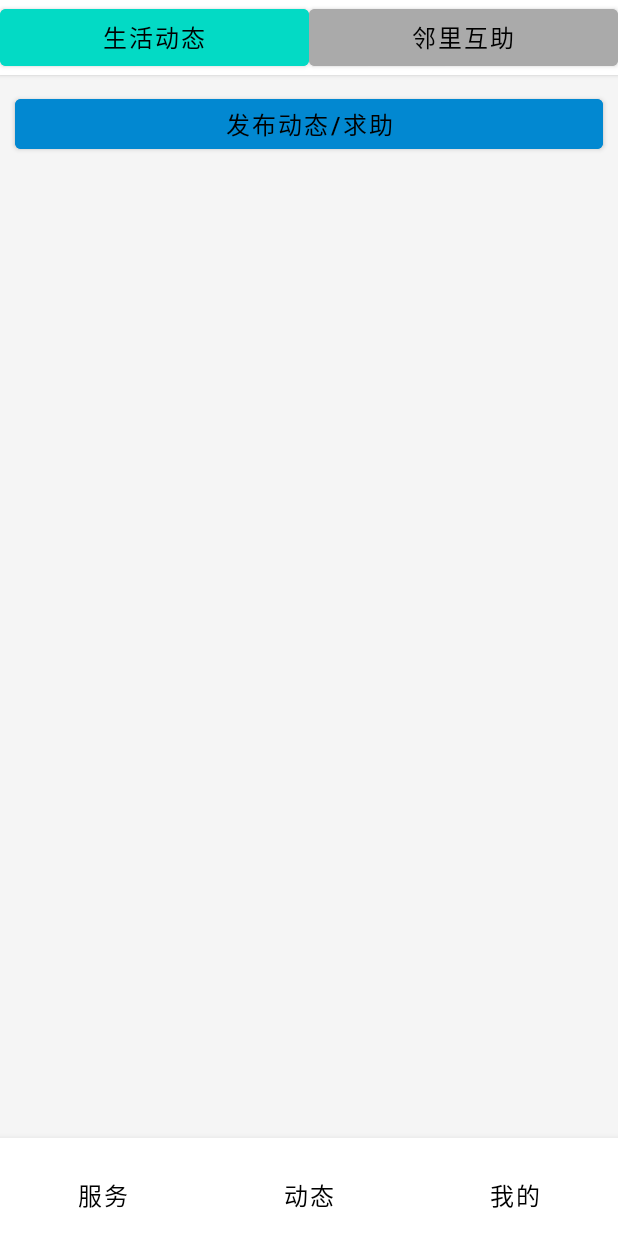
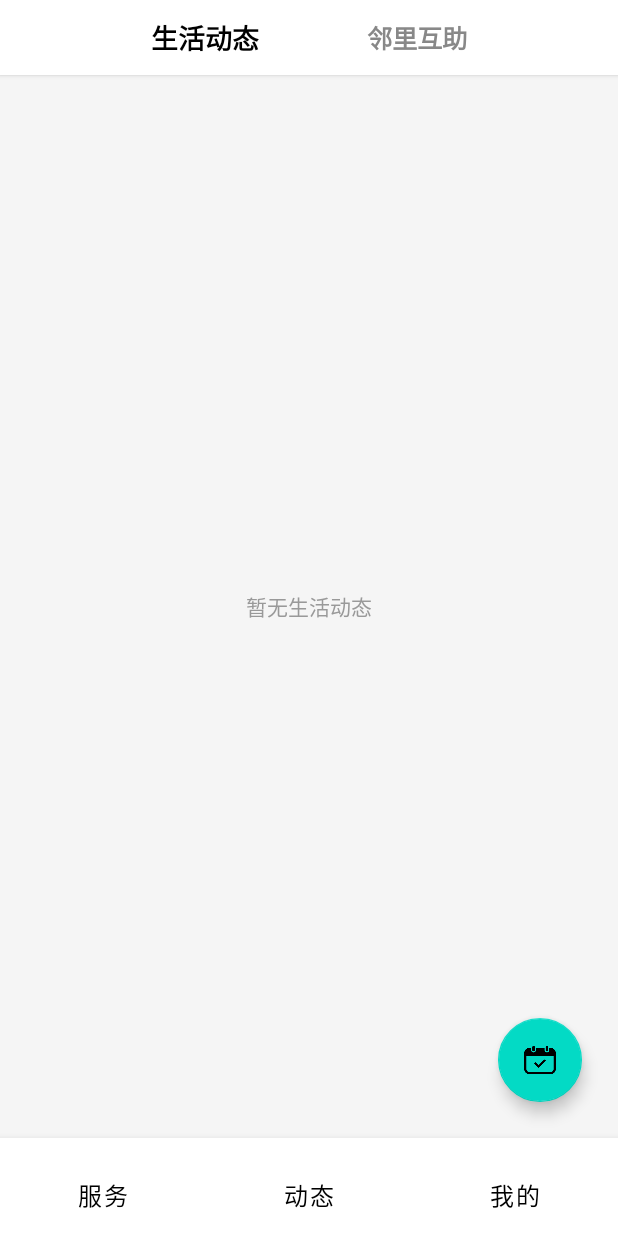
Before and after one commit to 3240810434/CCSA, an Android app: the fragment DynamicFragment placed in its activity, on a phone screen of 412 x 824 dp. Run offline under Robolectric (Android 15) with nearby library versions, the phone set to English and light mode, and no system bars; 1 statement that could not run was skipped.

Commit message:
居民动态

```diff
--- a/app/src/main/java/com/gxuwz/ccsa/ui/resident/DynamicFragment.java
+++ b/app/src/main/java/com/gxuwz/ccsa/ui/resident/DynamicFragment.java
@@ -1,19 +1,119 @@
 package com.gxuwz.ccsa.ui.resident;
 
+import android.graphics.Color;
 import android.os.Bundle;
 import android.view.LayoutInflater;
 import android.view.View;
 import android.view.ViewGroup;
+import android.widget.TextView;
+import android.widget.Toast;
+
+import androidx.annotation.NonNull;
 import androidx.fragment.app.Fragment;
+import androidx.viewpager2.adapter.FragmentStateAdapter;
+import androidx.viewpager2.widget.ViewPager2;
+
+import com.google.android.material.floatingactionbutton.FloatingActionButton;
 import com.gxuwz.ccsa.R;
 
+import java.util.ArrayList;
+import java.util.List;
+
 /**
- * 动态页面碎片（包含生活动态和邻里互助）
+ * 居民端-动态主页面
+ * 包含"生活动态"和"邻里互助"两个子页面，支持滑动切换
  */
 public class DynamicFragment extends Fragment {
+
+    private TextView tvLifeDynamics;
+    private TextView tvNeighborHelp;
+    private ViewPager2 viewPager;
+    private FloatingActionButton fabPublish;
+
+    // 选中和未选中的颜色
+    private static final int COLOR_SELECTED = Color.parseColor("#000000"); // 黑色
+    private static final int COLOR_UNSELECTED = Color.parseColor("#888888"); // 灰色
+
     @Override
     public View onCreateView(LayoutInflater inflater, ViewGroup container, Bundle savedInstanceState) {
-        // 加载动态页面布局
-        return inflater.inflate(R.layout.fragment_dynamic, container, false);
+        View view = inflater.inflate(R.layout.fragment_dynamic, container, false);
+        initViews(view);
+        setupViewPager();
+        return view;
+    }
+
+    private void initViews(View view) {
+        tvLifeDynamics = view.findViewById(R.id.tv_life_dynamics);
+        tvNeighborHelp = view.findViewById(R.id.tv_neighbor_help);
+        viewPager = view.findViewById(R.id.view_pager_dynamic);
+        fabPublish = view.findViewById(R.id.fab_publish);
+
+        // 点击标题切换页面
+        tvLifeDynamics.setOnClickListener(v -> viewPager.setCurrentItem(0));
+        tvNeighborHelp.setOnClickListener(v -> viewPager.setCurrentItem(1));
+
+        // 发布按钮点击事件
+        fabPublish.setOnClickListener(v -> {
+            // 根据当前页面判断是发布动态还是发布求助
+            int currentItem = viewPager.getCurrentItem();
+            String type = currentItem == 0 ? "生活动态" : "邻里互助";
+            Toast.makeText(getContext(), "准备发布：" + type, Toast.LENGTH_SHORT).show();
+            // TODO: 跳转到发布页面
+        });
+    }
+
+    private void setupViewPager() {
+        // 创建适配器
+        DynamicPagerAdapter adapter = new DynamicPagerAdapter(this);
+        viewPager.setAdapter(adapter);
+
+        // 注册页面变更回调，实现滑动时改变文字颜色
+        viewPager.registerOnPageChangeCallback(new ViewPager2.OnPageChangeCallback() {
+            @Override
+            public void onPageSelected(int position) {
+                super.onPageSelected(position);
+                updateTabStyles(position);
+            }
+        });
+    }
+
+    // 根据位置更新顶部文字样式
+    private void updateTabStyles(int position) {
+        if (position == 0) {
+            // 选中生活动态
+            tvLifeDynamics.setTextColor(COLOR_SELECTED);
+            tvNeighborHelp.setTextColor(COLOR_UNSELECTED);
+            tvLifeDynamics.setTextSize(18); // 选中稍微大一点
+            tvNeighborHelp.setTextSize(17);
+        } else {
+            // 选中邻里互助
+            tvLifeDynamics.setTextColor(COLOR_UNSELECTED);
+            tvNeighborHelp.setTextColor(COLOR_SELECTED);
+            tvLifeDynamics.setTextSize(17);
+            tvNeighborHelp.setTextSize(18);
+        }
+    }
+
+    // 内部适配器类
+    private static class DynamicPagerAdapter extends FragmentStateAdapter {
+
+        public DynamicPagerAdapter(@NonNull Fragment fragment) {
+            super(fragment);
+        }
+
+        @NonNull
+        @Override
+        public Fragment createFragment(int position) {
+            if (position == 0) {
+                return new LifeDynamicsFragment(); // 生活动态子页面
+            } else {
+                return new NeighborHelpFragment(); // 邻里互助子页面
+            }
+        }
+
+        @Override
+        public int getItemCount() {
+            return 2;
+        }
     }
 }
--- /dev/null
+++ b/app/src/main/java/com/gxuwz/ccsa/ui/resident/LifeDynamicsFragment.java
@@ -0,0 +1,27 @@
+package com.gxuwz.ccsa.ui.resident;
+
+import android.os.Bundle;
+import android.view.LayoutInflater;
+import android.view.View;
+import android.view.ViewGroup;
+import androidx.fragment.app.Fragment;
+import androidx.recyclerview.widget.LinearLayoutManager;
+import androidx.recyclerview.widget.RecyclerView;
+import com.gxuwz.ccsa.R;
+
+/**
+ * 生活动态子页面
+ */
+public class LifeDynamicsFragment extends Fragment {
+
+    @Override
+    public View onCreateView(LayoutInflater inflater, ViewGroup container, Bundle savedInstanceState) {
+        // 使用通用的列表布局，实际开发时可创建 fragment_life_dynamics.xml
+        // 这里为了简化代码，复用 RecyclerView 容器
+        View view = inflater.inflate(R.layout.fragment_life_dynamics, container, false);
+
+        // TODO: 初始化 RecyclerView 和 Adapter 加载生活动态数据
+
+        return view;
+    }
+}
--- /dev/null
+++ b/app/src/main/java/com/gxuwz/ccsa/ui/resident/NeighborHelpFragment.java
@@ -0,0 +1,23 @@
+package com.gxuwz.ccsa.ui.resident;
+
+import android.os.Bundle;
+import android.view.LayoutInflater;
+import android.view.View;
+import android.view.ViewGroup;
+import androidx.fragment.app.Fragment;
+import com.gxuwz.ccsa.R;
+
+/**
+ * 邻里互助子页面
+ */
+public class NeighborHelpFragment extends Fragment {
+
+    @Override
+    public View onCreateView(LayoutInflater inflater, ViewGroup container, Bundle savedInstanceState) {
+        View view = inflater.inflate(R.layout.fragment_neighbor_help, container, false);
+
+        // TODO: 初始化 RecyclerView 和 Adapter 加载邻里互助数据
+
+        return view;
+    }
+}
--- a/app/src/main/res/layout/fragment_dynamic.xml
+++ b/app/src/main/res/layout/fragment_dynamic.xml
@@ -1,61 +1,64 @@
 <?xml version="1.0" encoding="utf-8"?>
-<LinearLayout xmlns:android="http://schemas.android.com/apk/res/android"
+<RelativeLayout xmlns:android="http://schemas.android.com/apk/res/android"
     android:layout_width="match_parent"
     android:layout_height="match_parent"
-    android:orientation="vertical"
     android:background="#F5F5F5">
 
-    <!-- 顶部切换按钮 -->
     <LinearLayout
+        android:id="@+id/ll_top_bar"
         android:layout_width="match_parent"
         android:layout_height="50dp"
         android:orientation="horizontal"
+        android:gravity="center"
         android:background="@android:color/white"
         android:elevation="2dp">
 
-        <Button
-            android:id="@+id/btn_life"
-            android:layout_width="0dp"
+        <TextView
+            android:id="@+id/tv_life_dynamics"
+            android:layout_width="wrap_content"
             android:layout_height="match_parent"
-            android:layout_weight="1"
             android:text="生活动态"
-            android:textSize="16sp"
-            android:backgroundTint="@color/teal_200"
-            android:textColor="@android:color/black"/>
+            android:textSize="18sp"
+            android:textColor="#000000"
+            android:textStyle="bold"
+            android:gravity="center"
+            android:paddingStart="16dp"
+            android:paddingEnd="16dp"/>
 
-        <Button
-            android:id="@+id/btn_help"
-            android:layout_width="0dp"
+        <View
+            android:layout_width="40dp"
+            android:layout_height="1dp" />
+
+        <TextView
+            android:id="@+id/tv_neighbor_help"
+            android:layout_width="wrap_content"
             android:layout_height="match_parent"
-            android:layout_weight="1"
             android:text="邻里互助"
-            android:textSize="16sp"
-            android:backgroundTint="@android:color/darker_gray"
-            android:textColor="@android:color/black"/>
+            android:textSize="18sp"
+            android:textColor="#888888"
+            android:textStyle="bold"
+            android:gravity="center"
+            android:paddingStart="16dp"
+            android:paddingEnd="16dp"/>
     </LinearLayout>
 
-    <!-- 发布按钮 -->
-    <Button
-        android:id="@+id/btn_publish"
+    <androidx.viewpager2.widget.ViewPager2
+        android:id="@+id/view_pager_dynamic"
         android:layout_width="match_parent"
-        android:layout_height="45dp"
-        android:text="发布动态/求助"
-        android:textSize="16sp"
-        android:backgroundTint="@color/blue_200"
-        android:textColor="@android:color/black"
-        android:layout_margin="10dp"/>
+        android:layout_height="match_parent"
+        android:layout_below="@id/ll_top_bar"/>
 
-    <!-- 内容区域 -->
-    <FrameLayout
-        android:id="@+id/fl_dynamic_content"
-        android:layout_width="match_parent"
-        android:layout_height="match_parent">
+    <com.google.android.material.floatingactionbutton.FloatingActionButton
+        android:id="@+id/fab_publish"
+        android:layout_width="wrap_content"
+        android:layout_height="wrap_content"
+        android:layout_alignParentEnd="true"
+        android:layout_alignParentBottom="true"
+        android:layout_marginEnd="24dp"
+        android:layout_marginBottom="24dp"
+        android:src="@drawable/ic_add"
+        android:backgroundTint="@color/teal_200"
+        android:contentDescription="发布"
+        android:elevation="6dp"/>
 
-        <!-- 动态列表 -->
-        <androidx.recyclerview.widget.RecyclerView
-            android:id="@+id/rv_dynamics"
-            android:layout_width="match_parent"
-            android:layout_height="match_parent"
-            android:padding="10dp"/>
-    </FrameLayout>
-</LinearLayout>
+</RelativeLayout>
--- /dev/null
+++ b/app/src/main/res/layout/fragment_life_dynamics.xml
@@ -0,0 +1,19 @@
+<?xml version="1.0" encoding="utf-8"?>
+<FrameLayout xmlns:android="http://schemas.android.com/apk/res/android"
+    android:layout_width="match_parent"
+    android:layout_height="match_parent">
+
+    <androidx.recyclerview.widget.RecyclerView
+        android:id="@+id/rv_life_dynamics"
+        android:layout_width="match_parent"
+        android:layout_height="match_parent"
+        android:padding="8dp"
+        android:clipToPadding="false"/>
+
+    <TextView
+        android:layout_width="wrap_content"
+        android:layout_height="wrap_content"
+        android:text="暂无生活动态"
+        android:textColor="#999999"
+        android:layout_gravity="center"/>
+</FrameLayout>
--- /dev/null
+++ b/app/src/main/res/layout/fragment_neighbor_help.xml
@@ -0,0 +1,19 @@
+<?xml version="1.0" encoding="utf-8"?>
+<FrameLayout xmlns:android="http://schemas.android.com/apk/res/android"
+    android:layout_width="match_parent"
+    android:layout_height="match_parent">
+
+    <androidx.recyclerview.widget.RecyclerView
+        android:id="@+id/rv_neighbor_help"
+        android:layout_width="match_parent"
+        android:layout_height="match_parent"
+        android:padding="8dp"
+        android:clipToPadding="false"/>
+
+    <TextView
+        android:layout_width="wrap_content"
+        android:layout_height="wrap_content"
+        android:text="暂无互助信息"
+        android:textColor="#999999"
+        android:layout_gravity="center"/>
+</FrameLayout>
```
